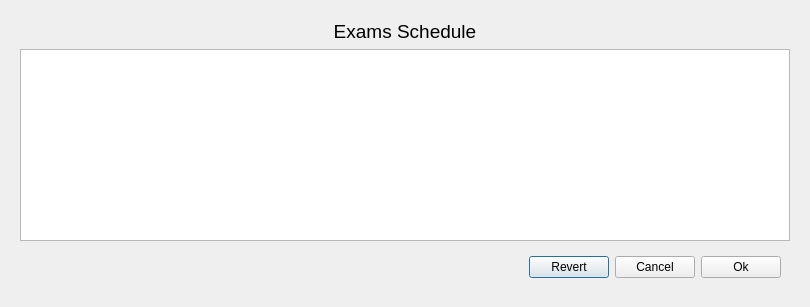
First picture: the form in src/jceData/Calendar/Exams/examDialog.ui, repository liranbg/JCEaverageCalculator, before the edit.
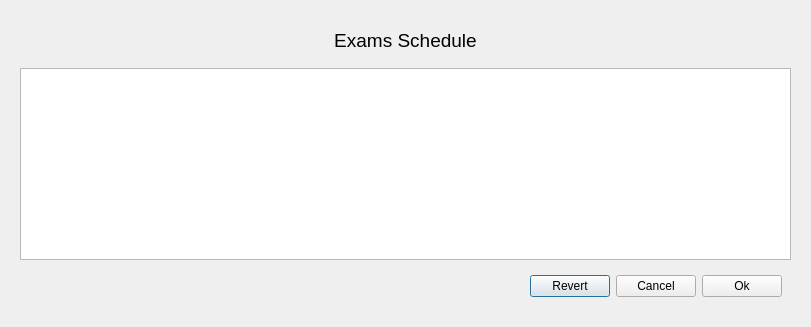
Second picture: the form after the edit. Icons and pictures are not drawn.

What changed in the file:
```diff
--- a/src/jceData/Calendar/Exams/examDialog.ui
+++ b/src/jceData/Calendar/Exams/examDialog.ui
@@ -6,8 +6,8 @@
    <rect>
     <x>0</x>
     <y>0</y>
-    <width>810</width>
-    <height>306</height>
+    <width>811</width>
+    <height>327</height>
    </rect>
   </property>
   <property name="sizePolicy">
```
Left out of the diff: 9 changed lines with no effect on the pictures.
